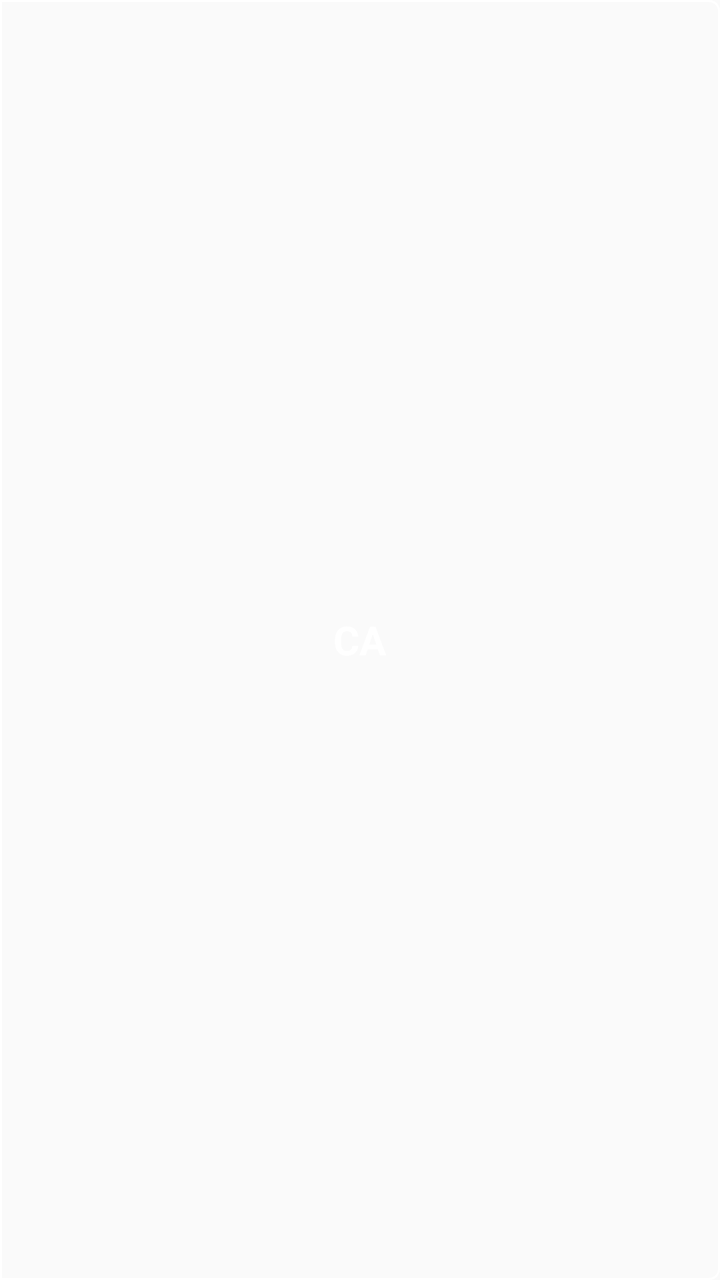
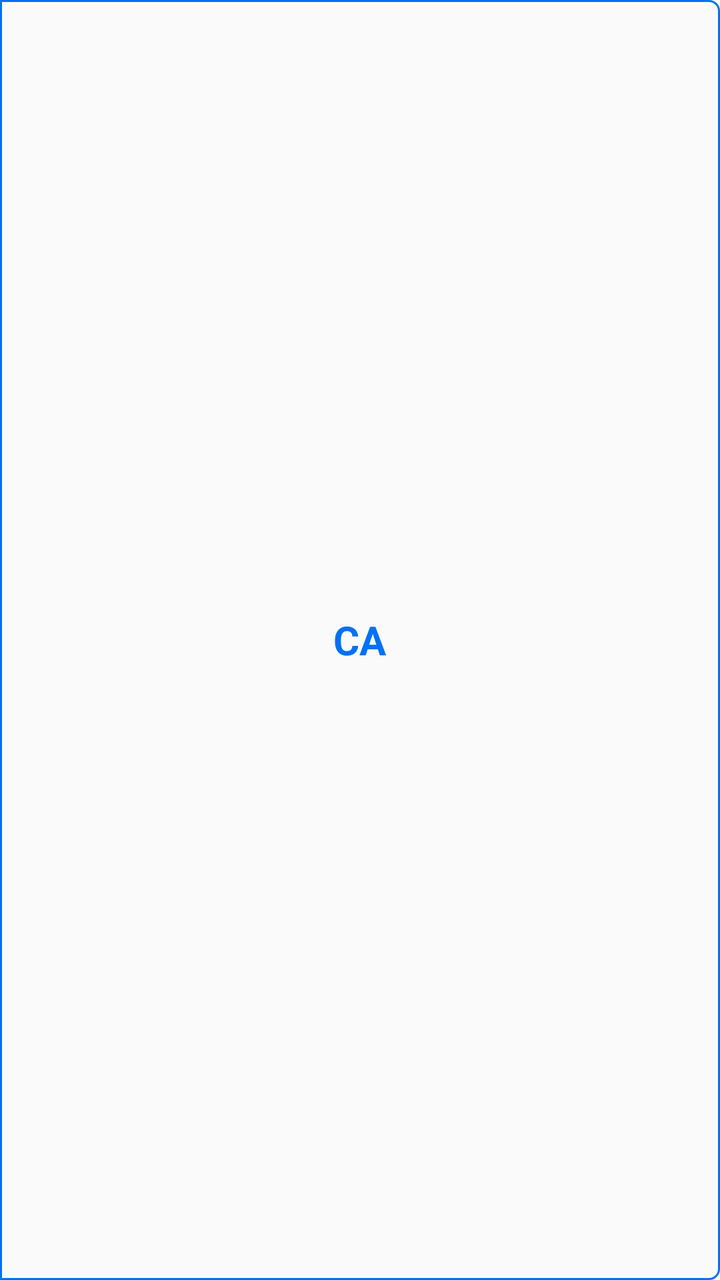

Two renders of the same Android screen: before a commit and after it. Below are the layout's source before the change and the commit's diff.
<!-- AndroidManifest.xml: application theme MyAppTheme -->
<!-- res/layout/item_tab_right.xml -->
<?xml version="1.0" encoding="utf-8"?>
<LinearLayout xmlns:android="http://schemas.android.com/apk/res/android"
    xmlns:tools="http://schemas.android.com/tools"
    android:layout_width="wrap_content"
    android:layout_height="wrap_content"
    android:background="@drawable/tab_right_selector"
    android:orientation="horizontal"
    android:gravity="center"
    tools:ignore="MissingDefaultResource">

    <TextView
        android:layout_gravity="center"
        android:id="@+id/tab_text"
        android:layout_width="wrap_content"
        android:layout_height="wrap_content"
        android:gravity="center"
        android:textColor="@color/white"
        android:text="CA"
        android:textStyle="bold"
        android:textSize="@dimen/sp_20" />

</LinearLayout>
<!-- resources referenced by this layout -->
<resources>
  <color name="white">#FFFFFFFF</color>
  <dimen name="sp_20">20sp</dimen>
  <!-- drawable tab_right_selector (drawable) -->
  <?xml version="1.0" encoding="utf-8"?>
  <selector xmlns:android="http://schemas.android.com/apk/res/android">
  
      <item android:drawable="@drawable/shape_right_tab_unselected" android:state_selected="false"/>
      <item android:drawable="@drawable/shape_right_tab_selected" android:state_selected="true"/>
      <item android:drawable="@drawable/shape_right_tab_selected" android:state_enabled="true"/>
  </selector>
  <style name="MyAppTheme" parent="Theme.AppCompat.Light.NoActionBar">
          
          <item name="colorPrimary">@color/white</item>
          <item name="colorPrimaryDark">@color/white</item>
          <item name="colorAccent">@color/white</item>
          <item name="android:navigationBarColor">@color/white_bg</item>
          <item name="android:statusBarColor">@color/white_bg</item>
          <item name="android:windowNoTitle">true</item>
          <item name="android:windowActionBar">false</item>
          <item name="android:windowEnableSplitTouch">false</item>
          <item name="android:splitMotionEvents">false</item>
      </style>
  <!-- drawable shape_right_tab_unselected (drawable) -->
  <?xml version="1.0" encoding="utf-8"?>
  <shape xmlns:android="http://schemas.android.com/apk/res/android">
      <corners
          android:bottomRightRadius="@dimen/dp_5"
          android:topRightRadius="@dimen/dp_5" />
      <solid android:color="@color/transparent" />
      <stroke
          android:width="@dimen/dp_1"
          android:color="@color/white" />
      <padding android:top="@dimen/dp_5" android:bottom="@dimen/dp_5"/>
  </shape>
  <!-- drawable shape_right_tab_selected (drawable) -->
  <?xml version="1.0" encoding="utf-8"?>
  <shape xmlns:android="http://schemas.android.com/apk/res/android">
      <corners
          android:bottomRightRadius="@dimen/dp_5"
          android:topRightRadius="@dimen/dp_5" />
      <solid android:color="@color/color_ff0371f4" />
      <stroke
          android:width="@dimen/dp_1"
          android:color="@color/white" />
  </shape>
  <color name="white_bg">#FFFFFFFF</color>
  <dimen name="dp_5">5dp</dimen>
  <color name="transparent">#00000000</color>
  <dimen name="dp_1">1dp</dimen>
  <color name="color_ff0371f4">#ff0371f4</color>
</resources>

<!-- the commit's change to res/layout/item_tab_right.xml (unified diff, before → after) -->
@@ -14,7 +14,7 @@
         android:layout_width="wrap_content"
         android:layout_height="wrap_content"
         android:gravity="center"
-        android:textColor="@color/white"
+        android:textColor="@color/color_ff0371f4"
         android:text="CA"
         android:textStyle="bold"
         android:textSize="@dimen/sp_20" />
<!-- resource entries referenced after the edit -->
@@ -31,7 +31,7 @@
       <solid android:color="@color/transparent" />
       <stroke
           android:width="@dimen/dp_1"
-          android:color="@color/white" />
+          android:color="@color/color_ff0371f4" />
       <padding android:top="@dimen/dp_5" android:bottom="@dimen/dp_5"/>
   </shape>
   <!-- drawable shape_right_tab_selected (drawable) -->
@@ -43,7 +43,7 @@
       <solid android:color="@color/color_ff0371f4" />
       <stroke
           android:width="@dimen/dp_1"
-          android:color="@color/white" />
+          android:color="@color/color_ff0371f4" />
   </shape>
   <color name="white_bg">#FFFFFFFF</color>
   <dimen name="dp_5">5dp</dimen>
